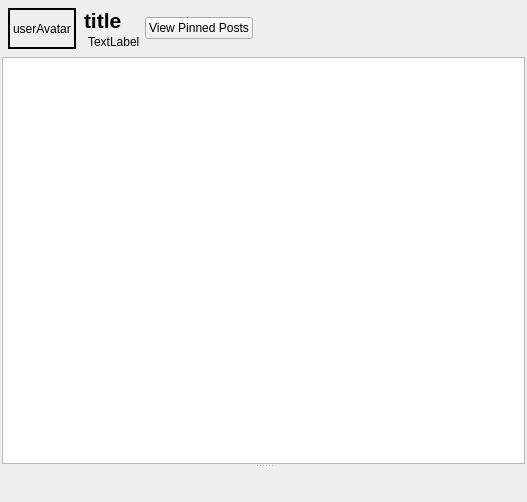
Before: the Qt Designer form sources/chat-area/ChatArea.ui in nuclear868/mattermost-qt, drawn with Qt 5.
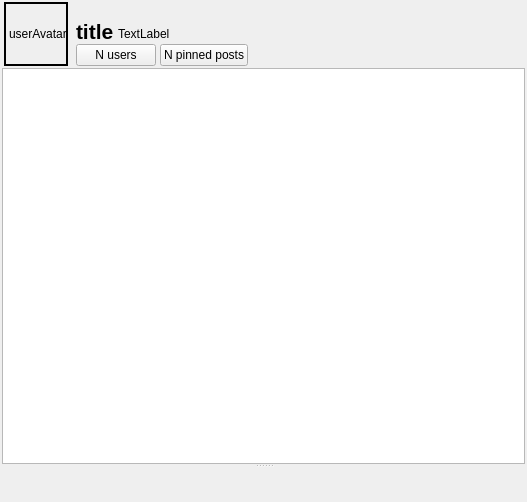
After: the same form once the commit is applied. Icons and pictures are not drawn. Custom widgets are drawn as their Qt base class.

Commit message: Arranged elements in channel chat area. Added a button, indicating the count of users in the channel. Clicking the button opens the channel members dialog. TODO: update the count when a user is added/removed

```diff
--- a/sources/chat-area/ChatArea.ui
+++ b/sources/chat-area/ChatArea.ui
@@ -32,16 +32,16 @@
    <item>
     <layout class="QHBoxLayout" name="headerLayout">
      <property name="leftMargin">
-      <number>6</number>
+      <number>2</number>
      </property>
      <property name="topMargin">
-      <number>6</number>
+      <number>0</number>
      </property>
      <property name="rightMargin">
-      <number>6</number>
+      <number>2</number>
      </property>
      <property name="bottomMargin">
-      <number>6</number>
+      <number>0</number>
      </property>
      <item>
       <widget class="QLabel" name="userAvatar">
@@ -51,6 +51,18 @@
          <verstretch>0</verstretch>
         </sizepolicy>
        </property>
+       <property name="minimumSize">
+        <size>
+         <width>64</width>
+         <height>64</height>
+        </size>
+       </property>
+       <property name="maximumSize">
+        <size>
+         <width>64</width>
+         <height>64</height>
+        </size>
+       </property>
        <property name="frameShape">
         <enum>QFrame::Box</enum>
        </property>
@@ -67,11 +79,25 @@
      </item>
      <item>
       <layout class="QVBoxLayout" name="verticalLayout_2">
+       <property name="spacing">
+        <number>0</number>
+       </property>
        <property name="leftMargin">
         <number>6</number>
        </property>
-       <item alignment="Qt::AlignLeft">
+       <item>
+        <layout class="QHBoxLayout" name="titlelLayout">
+         <property name="rightMargin">
+          <number>0</number>
+         </property>
+         <item alignment="Qt::AlignBottom">
         <widget class="QLabel" name="titleLabel">
+           <property name="sizePolicy">
+            <sizepolicy hsizetype="Preferred" vsizetype="Minimum">
+             <horstretch>0</horstretch>
+             <verstretch>0</verstretch>
+            </sizepolicy>
+           </property>
          <property name="font">
           <font>
            <pointsize>16</pointsize>
@@ -89,29 +115,70 @@
           <enum>QFrame::Plain</enum>
          </property>
          <property name="lineWidth">
-          <number>5</number>
+            <number>1</number>
          </property>
          <property name="text">
           <string>title</string>
          </property>
         </widget>
        </item>
-       <item alignment="Qt::AlignLeft|Qt::AlignTop">
+         <item alignment="Qt::AlignBottom">
         <widget class="QLabel" name="statusLabel">
+           <property name="sizePolicy">
+            <sizepolicy hsizetype="Preferred" vsizetype="Maximum">
+             <horstretch>0</horstretch>
+             <verstretch>0</verstretch>
+            </sizepolicy>
+           </property>
          <property name="styleSheet">
-          <string notr="true">padding-left:1px</string>
+            <string notr="true">padding-left:1px; padding-bottom: 3px</string>
+           </property>
+           <property name="frameShape">
+            <enum>QFrame::NoFrame</enum>
          </property>
          <property name="text">
           <string>TextLabel</string>
          </property>
         </widget>
        </item>
-      </layout>
+         <item>
+          <spacer name="horizontalSpacer">
+           <property name="orientation">
+            <enum>Qt::Horizontal</enum>
+           </property>
+           <property name="sizeHint" stdset="0">
+            <size>
+             <width>40</width>
+             <height>20</height>
+            </size>
+           </property>
+          </spacer>
+         </item>
+        </layout>
+       </item>
+       <item>
+        <layout class="QHBoxLayout" name="propertieslLayout">
+         <property name="spacing">
+          <number>4</number>
+         </property>
+         <property name="bottomMargin">
+          <number>0</number>
+         </property>
+         <item>
+          <widget class="QPushButton" name="usersButton">
+           <property name="text">
+            <string>N users</string>
+           </property>
+           <property name="icon">
+            <iconset resource="../../resource.qrc">
+             <normaloff>:/img/user-icon.png</normaloff>:/img/user-icon.png</iconset>
+           </property>
+          </widget>
      </item>
      <item>
       <widget class="QPushButton" name="pinnedPostsButton">
        <property name="text">
-        <string>View Pinned Posts</string>
+            <string>N pinned posts</string>
        </property>
        <property name="icon">
         <iconset resource="../../resource.qrc">
@@ -120,7 +187,7 @@
       </widget>
      </item>
      <item>
-      <spacer name="horizontalSpacer">
+          <spacer name="horizontalSpacer_2">
        <property name="orientation">
         <enum>Qt::Horizontal</enum>
        </property>
@@ -131,6 +198,10 @@
         </size>
        </property>
       </spacer>
+         </item>
+        </layout>
+       </item>
+      </layout>
      </item>
     </layout>
    </item>
```
Lines whose indentation alone changed are shown as unchanged. The commit also changes 7 other files.
